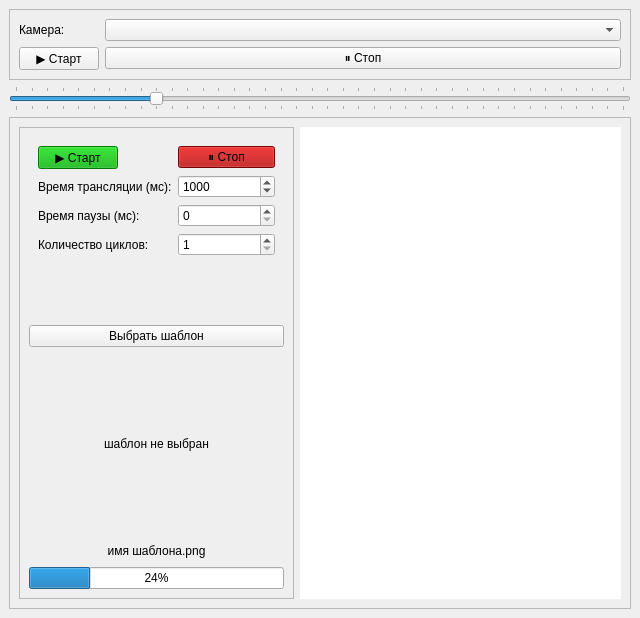
First picture: the form in qtUi/ui1.ui, repository vaddav6/cjcLitCam, before the edit.
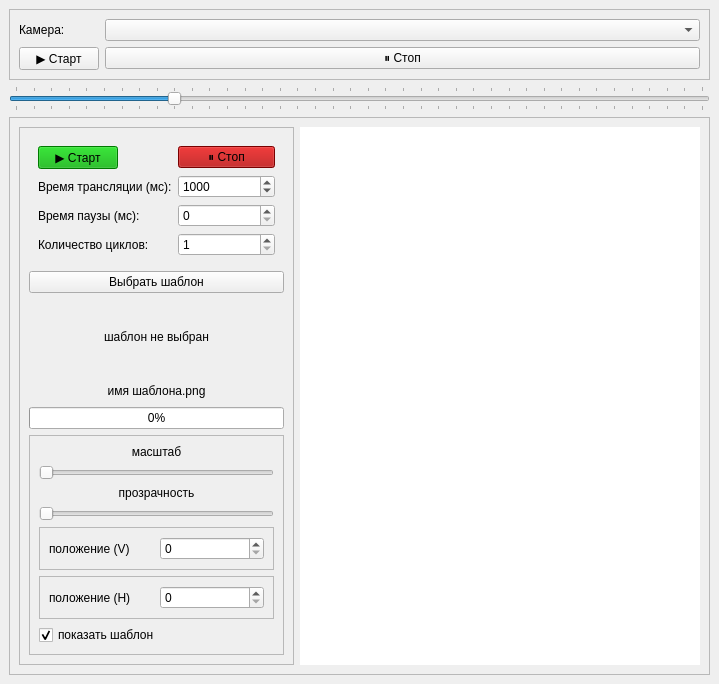
Second picture: the form after the edit.

Commit message: half working overlay

```diff
--- a/qtUi/ui1.ui
+++ b/qtUi/ui1.ui
@@ -6,8 +6,8 @@
    <rect>
     <x>0</x>
     <y>0</y>
-    <width>640</width>
-    <height>618</height>
+    <width>719</width>
+    <height>684</height>
    </rect>
   </property>
   <property name="windowTitle">
@@ -1070,10 +1070,122 @@
           <item>
            <widget class="QProgressBar" name="progressBar">
             <property name="value">
-             <number>24</number>
+             <number>0</number>
             </property>
            </widget>
           </item>
+          <item>
+           <widget class="QFrame" name="frame_3">
+            <property name="frameShape">
+             <enum>QFrame::Shape::StyledPanel</enum>
+            </property>
+            <property name="frameShadow">
+             <enum>QFrame::Shadow::Raised</enum>
+            </property>
+            <layout class="QVBoxLayout" name="verticalLayout_4">
+             <item>
+              <widget class="QLabel" name="label_7">
+               <property name="text">
+                <string>масштаб</string>
+               </property>
+               <property name="alignment">
+                <set>Qt::AlignmentFlag::AlignCenter</set>
+               </property>
+              </widget>
+             </item>
+             <item>
+              <widget class="QSlider" name="horizontalSlider_2">
+               <property name="minimum">
+                <number>50</number>
+               </property>
+               <property name="maximum">
+                <number>150</number>
+               </property>
+               <property name="orientation">
+                <enum>Qt::Orientation::Horizontal</enum>
+               </property>
+              </widget>
+             </item>
+             <item>
+              <widget class="QLabel" name="label_8">
+               <property name="text">
+                <string>прозрачность</string>
+               </property>
+               <property name="alignment">
+                <set>Qt::AlignmentFlag::AlignCenter</set>
+               </property>
+              </widget>
+             </item>
+             <item>
+              <widget class="QSlider" name="horizontalSlider_3">
+               <property name="maximum">
+                <number>100</number>
+               </property>
+               <property name="orientation">
+                <enum>Qt::Orientation::Horizontal</enum>
+               </property>
+              </widget>
+             </item>
+             <item>
+              <widget class="QFrame" name="frame_6">
+               <property name="frameShape">
+                <enum>QFrame::Shape::StyledPanel</enum>
+               </property>
+               <property name="frameShadow">
+                <enum>QFrame::Shadow::Raised</enum>
+               </property>
+               <layout class="QHBoxLayout" name="horizontalLayout_2">
+                <item>
+                 <widget class="QLabel" name="label_9">
+                  <property name="text">
+                   <string>положение (V)</string>
+                  </property>
+                 </widget>
+                </item>
+                <item>
+                 <widget class="QSpinBox" name="spinBox"/>
+                </item>
+               </layout>
+              </widget>
+             </item>
+             <item>
+              <widget class="QFrame" name="frame_7">
+               <property name="frameShape">
+                <enum>QFrame::Shape::StyledPanel</enum>
+               </property>
+               <property name="frameShadow">
+                <enum>QFrame::Shadow::Raised</enum>
+               </property>
+               <layout class="QHBoxLayout" name="horizontalLayout_3">
+                <item>
+                 <widget class="QLabel" name="label_10">
+                  <property name="text">
+                   <string>положение (H)</string>
+                  </property>
+                 </widget>
+                </item>
+                <item>
+                 <widget class="QSpinBox" name="spinBox_5"/>
+                </item>
+               </layout>
+              </widget>
+             </item>
+             <item>
+              <widget class="QCheckBox" name="checkBox">
+               <property name="layoutDirection">
+                <enum>Qt::LayoutDirection::LeftToRight</enum>
+               </property>
+               <property name="text">
+                <string>показать шаблон</string>
+               </property>
+               <property name="checked">
+                <bool>true</bool>
+               </property>
+              </widget>
+             </item>
+            </layout>
+           </widget>
+          </item>
          </layout>
         </widget>
        </item>
```
The commit also changes 2 other files.
